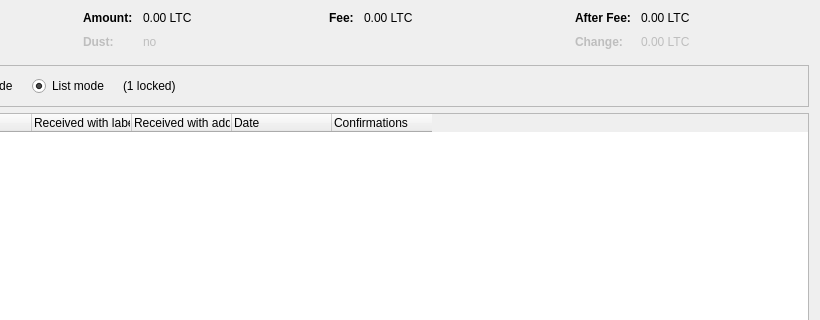
Above: src/qt/forms/coincontroldialog.ui from altoshicoin/altcoin before the change; both pictures show x 180 to 1000 and y 0 to 320 of the 1000 by 500 pixel window. Below: the same form after it.
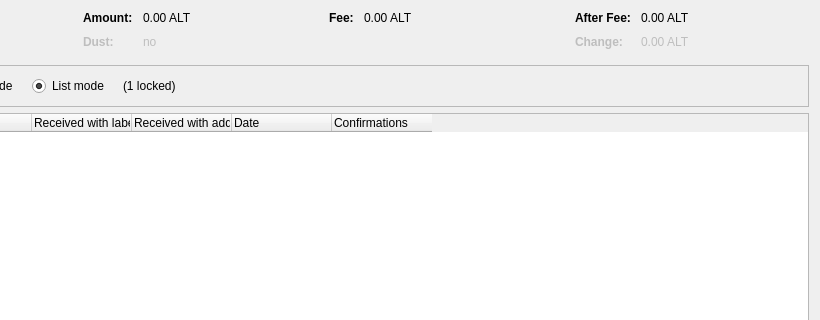
That is the form after the change. Custom widgets are drawn as their Qt base class.

What changed in the file:
```diff
--- a/src/qt/forms/coincontroldialog.ui
+++ b/src/qt/forms/coincontroldialog.ui
@@ -132,7 +132,7 @@
           <enum>Qt::ActionsContextMenu</enum>
          </property>
          <property name="text">
-          <string notr="true">0.00 LTC</string>
+          <string notr="true">0.00 ALT</string>
          </property>
          <property name="textInteractionFlags">
           <set>Qt::LinksAccessibleByMouse|Qt::TextSelectableByKeyboard|Qt::TextSelectableByMouse</set>
@@ -212,7 +212,7 @@
           <enum>Qt::ActionsContextMenu</enum>
          </property>
          <property name="text">
-          <string notr="true">0.00 LTC</string>
+          <string notr="true">0.00 ALT</string>
          </property>
          <property name="textInteractionFlags">
           <set>Qt::LinksAccessibleByMouse|Qt::TextSelectableByKeyboard|Qt::TextSelectableByMouse</set>
@@ -257,7 +257,7 @@
           <enum>Qt::ActionsContextMenu</enum>
          </property>
          <property name="text">
-          <string notr="true">0.00 LTC</string>
+          <string notr="true">0.00 ALT</string>
          </property>
          <property name="textInteractionFlags">
           <set>Qt::LinksAccessibleByMouse|Qt::TextSelectableByKeyboard|Qt::TextSelectableByMouse</set>
@@ -292,7 +292,7 @@
           <enum>Qt::ActionsContextMenu</enum>
          </property>
          <property name="text">
-          <string notr="true">0.00 LTC</string>
+          <string notr="true">0.00 ALT</string>
          </property>
          <property name="textInteractionFlags">
           <set>Qt::LinksAccessibleByMouse|Qt::TextSelectableByKeyboard|Qt::TextSelectableByMouse</set>
```
